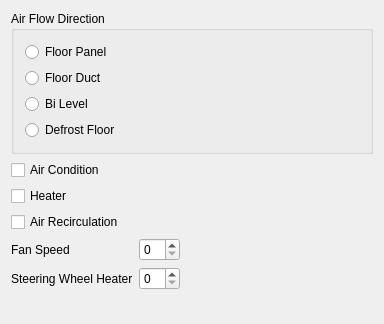
qt/qtivi, file examples/vehiclefunctions/climate_widget/mainwindow.ui: the form before one commit.
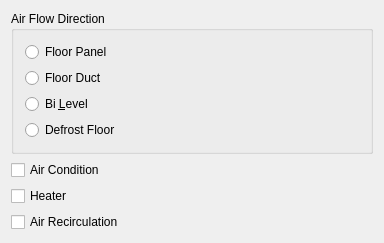
The form after the commit.

Diff of the .ui file:
```diff
--- a/examples/vehiclefunctions/climate_widget/mainwindow.ui
+++ b/examples/vehiclefunctions/climate_widget/mainwindow.ui
@@ -7,7 +7,7 @@
     <x>0</x>
     <y>0</y>
     <width>384</width>
-    <height>324</height>
+    <height>236</height>
    </rect>
   </property>
   <property name="windowTitle">
@@ -38,7 +38,7 @@
        <item>
         <widget class="QRadioButton" name="rb_BiLevel">
          <property name="text">
-          <string>Bi Level</string>
+          <string>Bi &amp;Level</string>
          </property>
         </widget>
        </item>
@@ -74,31 +74,17 @@
      </widget>
     </item>
     <item>
-     <layout class="QFormLayout" name="formLayout_4">
-      <property name="fieldGrowthPolicy">
-       <enum>QFormLayout::FieldsStayAtSizeHint</enum>
+     <spacer name="verticalSpacer">
+      <property name="orientation">
+       <enum>Qt::Vertical</enum>
       </property>
-      <item row="0" column="0">
-       <widget class="QLabel" name="fanSpeedLabel">
-        <property name="text">
-         <string>Fan Speed</string>
-        </property>
-       </widget>
-      </item>
-      <item row="0" column="1">
-       <widget class="QSpinBox" name="sb_fanSpeed"/>
-      </item>
-      <item row="1" column="0">
-       <widget class="QLabel" name="steeringWheelHeaterLabel">
-        <property name="text">
-         <string>Steering Wheel Heater</string>
-        </property>
-       </widget>
-      </item>
-      <item row="1" column="1">
-       <widget class="QSpinBox" name="sb_steeringWheelHeater"/>
-      </item>
-     </layout>
+      <property name="sizeHint" stdset="0">
+       <size>
+        <width>20</width>
+        <height>40</height>
+       </size>
+      </property>
+     </spacer>
     </item>
    </layout>
   </widget>
```
